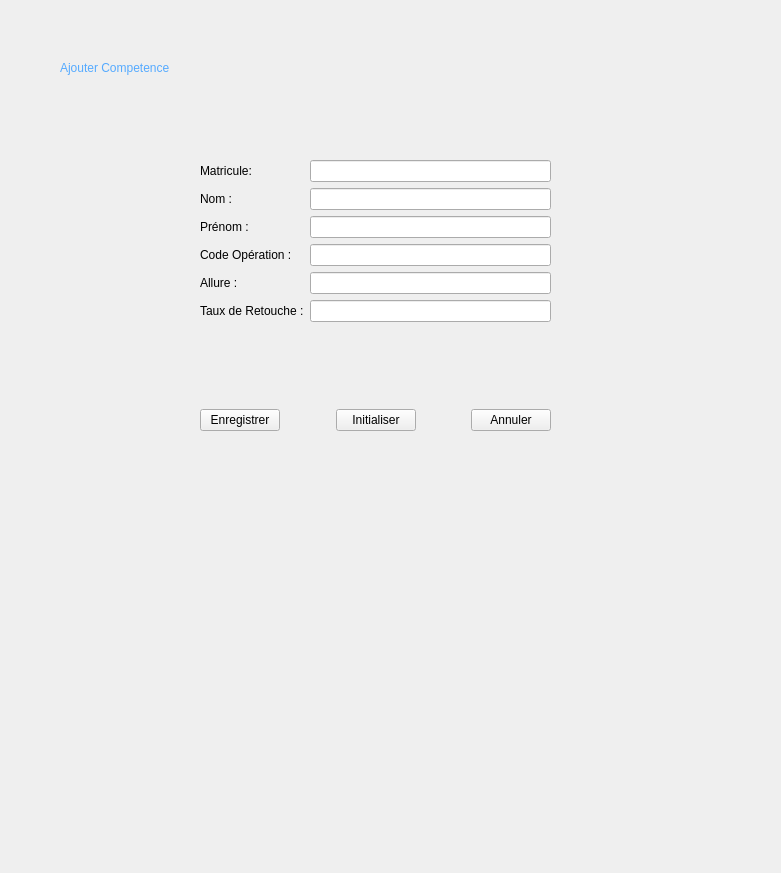
Qt form new/ui_ajout_comp.ui (rihabch/pfa) before a commit.
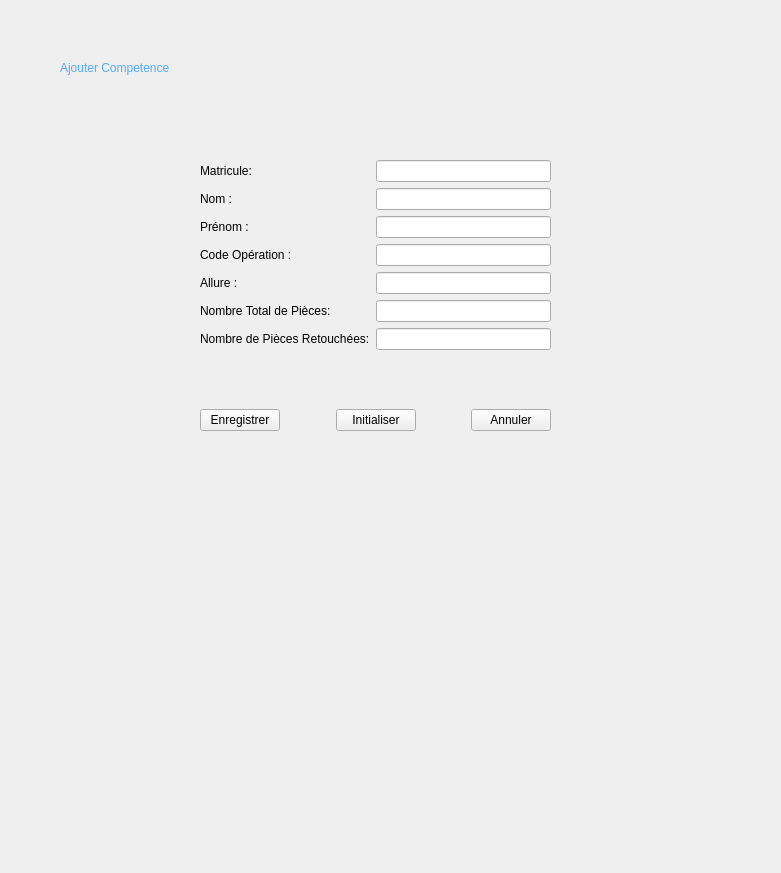
The same form after that commit.

Commit message: ajout des champs dans le formulaire des competences+ erreur d'affichage non resolue dans le formulaire

The edit to the form file:
```diff
--- a/new/ui_ajout_comp.ui
+++ b/new/ui_ajout_comp.ui
@@ -19,7 +19,7 @@
      <x>200</x>
      <y>160</y>
      <width>351</width>
-     <height>217</height>
+     <height>220</height>
     </rect>
    </property>
    <layout class="QFormLayout" name="formLayout_4">
@@ -72,7 +72,7 @@
     <item row="5" column="0">
      <widget class="QLabel" name="labelretouche_cmp_aj">
       <property name="text">
-       <string>Taux de Retouche :</string>
+       <string>Nombre Total de Pièces:</string>
       </property>
      </widget>
     </item>
@@ -86,6 +86,16 @@
       </property>
      </widget>
     </item>
+    <item row="6" column="0">
+     <widget class="QLabel" name="retouches_pieces">
+      <property name="text">
+       <string>Nombre de Pièces Retouchées:</string>
+      </property>
+     </widget>
+    </item>
+    <item row="6" column="1">
+     <widget class="QLineEdit" name="retouche_comp"/>
+    </item>
    </layout>
   </widget>
   <widget class="QWidget" name="horizontalLayoutWidget_12">
```
Left out of the diff: 15 changed lines with no effect on the pictures. The commit also changes 8 other files.
